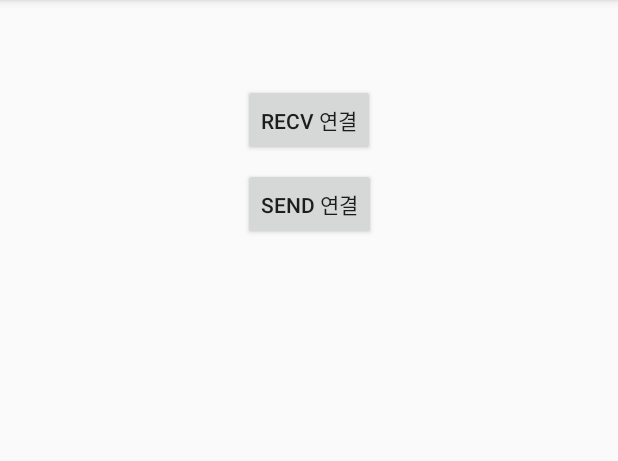
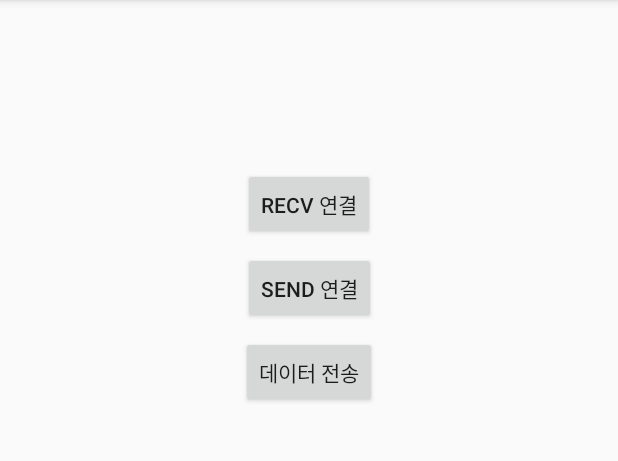
Before and after one commit to SIMSEUNGMIN/Connection-with-aduino-and-android, an Android app: the screen it shows after launch (MainActivity), on a phone screen of 412 x 824 dp, the part 84-545 px from its top. Run offline under Robolectric (Android 15) with nearby library versions, the phone set to English and light mode, and no system bars; libraries missing offline, so code that uses them is left out: app.akexorcist.bluetotohspp; 2 statements that could not run were skipped.

Commit message:
complete connection

```diff
--- a/app/src/main/res/layout/activity_main.xml
+++ b/app/src/main/res/layout/activity_main.xml
@@ -28,5 +28,15 @@
         app:layout_constraintRight_toRightOf="parent"
         app:layout_constraintTop_toBottomOf="@+id/RECVConnect"/>
 
+    <Button
+        android:id="@+id/TRANSData"
+        android:layout_width="wrap_content"
+        android:layout_height="wrap_content"
+        android:layout_marginTop="8dp"
+        android:text="데이터 전송"
+        app:layout_constraintLeft_toLeftOf="parent"
+        app:layout_constraintRight_toRightOf="parent"
+        app:layout_constraintTop_toBottomOf="@+id/SENDConnect"/>
+
 
 </android.support.constraint.ConstraintLayout>
```
Also changed, not shown: app/src/main/java/com/myapp/user/transportdata/MainActivity.java (+122 -10 lines).
